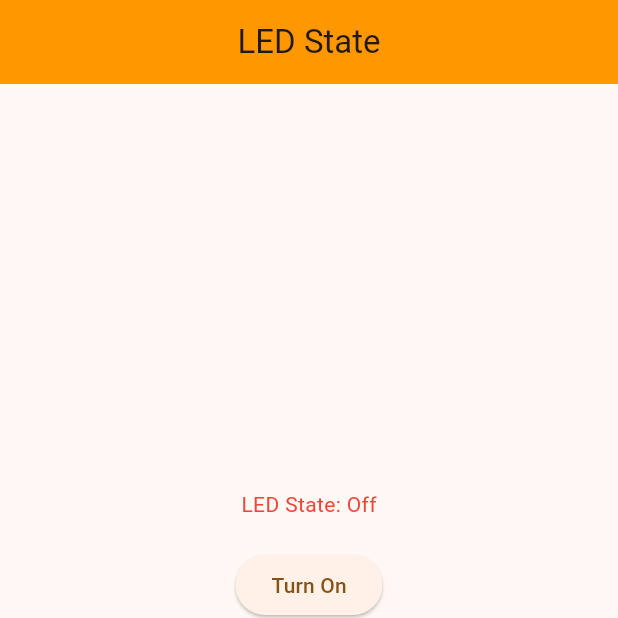
After one commit to lapumb-spindance/unleashing-grpc, a Flutter app: the screen it shows after launch, on a phone screen of 412 x 824 dp, the top half of it. The commit adds this screen. Run offline on Flutter 3.47's test engine with Material 3 defaults, Android fonts, the phone set to English and light mode, and no system bars; our stand-ins replace get_it; missing offline and left inert: grpc, protobuf; statements that could not run were skipped.

Commit message:
led status -> led state, general frontend cleanup

```diff
--- a/example/frontend/lib/main.dart
+++ b/example/frontend/lib/main.dart
@@ -5,7 +5,7 @@ import 'package:flutter/material.dart';
 import 'package:logging/logging.dart';
 
 import 'locator.dart';
-import 'view/led_status_view.dart';
+import 'view/led_state_view.dart';
 
 void _setupLogging() {
   Logger.root.level = Level.ALL;
@@ -46,11 +46,11 @@ void main() {
 
   setup();
 
-  runApp(const MyApp());
+  runApp(const UnleashingGrpcFrontend());
 }
 
-class MyApp extends StatelessWidget {
-  const MyApp({super.key});
+class UnleashingGrpcFrontend extends StatelessWidget {
+  const UnleashingGrpcFrontend({super.key});
 
   @override
   Widget build(final BuildContext context) {
@@ -60,7 +60,7 @@ class MyApp extends StatelessWidget {
         colorScheme: ColorScheme.fromSeed(seedColor: Colors.orange),
         useMaterial3: true,
       ),
-      home: const LedStatusView(),
+      home: const LedStateView(),
     );
   }
 }
--- /dev/null
+++ b/example/frontend/lib/view/led_state_view.dart
@@ -0,0 +1,81 @@
+import 'package:flutter/material.dart';
+import 'package:provider/provider.dart';
+
+import '../view_model/led_state_view_model.dart';
+
+class LedStateView extends StatelessWidget {
+  const LedStateView({super.key});
+
+  @override
+  Widget build(final BuildContext context) {
+    return ChangeNotifierProvider<LedStateViewModel>(
+      create: (final _) => LedStateViewModel(),
+      child: _LedStateView(),
+    );
+  }
+}
+
+class _LedStateView extends StatelessWidget {
+  @override
+  Widget build(final BuildContext context) {
+    final LedStateViewModel viewModel = context.read<LedStateViewModel>();
+
+    return Scaffold(
+      appBar: AppBar(
+        title: const Text('LED State'),
+        centerTitle: true,
+        backgroundColor: Colors.orange,
+      ),
+      body: Column(
+        mainAxisAlignment: MainAxisAlignment.center,
+        children: <Widget>[
+          Expanded(
+            child: Center(
+              child: Selector<LedStateViewModel, bool>(
+                selector: (final _, final LedStateViewModel viewModel) =>
+                    viewModel.ledState,
+                builder: (final _, final bool ledState, final __) {
+                  return Column(
+                    mainAxisAlignment: MainAxisAlignment.center,
+                    children: <Widget>[
+                      Text(
+                        'LED State: ${ledState ? 'On' : 'Off'}',
+                        style: TextStyle(
+                          color: ledState ? Colors.green : Colors.red,
+                        ),
+                      ),
+                      const SizedBox(height: 20),
+                      ElevatedButton(
+                        onPressed: () =>
+                            viewModel.setLedState(!viewModel.ledState),
+                        child:
+                            Text(viewModel.ledState ? 'Turn Off' : 'Turn On'),
+                      ),
+                    ],
+                  );
+                },
+              ),
+            ),
+          ),
+          Align(
+            alignment: Alignment.bottomCenter,
+            child: Column(
+              children: <Widget>[
+                const Text('LED Info:'),
+                Padding(
+                  padding: const EdgeInsets.all(50.0),
+                  child: Selector<LedStateViewModel, String>(
+                    selector: (final _, final LedStateViewModel viewModel) =>
+                        viewModel.ledInfo,
+                    builder: (final _, final String ledInfo, final __) =>
+                        Text(ledInfo),
+                  ),
+                ),
+              ],
+            ),
+          ),
+        ],
+      ),
+    );
+  }
+}
--- a/example/frontend/lib/view_model/led_status_view_model.dart
+++ b/example/frontend/lib/view_model/led_state_view_model.dart
@@ -6,21 +6,21 @@ import 'package:unleashing_grpc/unleashing_grpc.dart';
 
 import '../locator.dart';
 
-class LedStatusViewModel extends ChangeNotifier {
-  final Logger _logger = Logger('LedStatusViewModel');
+class LedStateViewModel extends ChangeNotifier {
+  final Logger _logger = Logger('LedStateViewModel');
 
   final MachineControlGrpcClient _client =
       locator.get<MachineControlGrpcClient>();
 
-  /// The current LED status.
-  bool get ledStatus => _ledStatus;
-  bool _ledStatus = false;
+  /// The current LED state.
+  bool get ledState => _ledState;
+  bool _ledState = false;
 
   /// The current LED info.
   String get ledInfo => _ledInfo;
   String _ledInfo = 'Unknown';
 
-  LedStatusViewModel() {
+  LedStateViewModel() {
     Timer.periodic(const Duration(seconds: 2), (final Timer timer) {
       try {
         _getInitialInfo();
@@ -33,20 +33,20 @@ class LedStatusViewModel extends ChangeNotifier {
     _streamLedState();
   }
 
-  /// Set the LED status via gRPC.
-  void setLedStatus(final bool value) async {
+  /// Set the LED state via gRPC.
+  void setLedState(final bool value) async {
     try {
       // Note: we are not updating the local state here, as we are listening to
       // the stream of LED states (we do not want to accidentally get out of sync).
       await _client.setLedState(value);
     } catch (e) {
-      _logger.severe('Error setting LED status: $e');
+      _logger.severe('Error setting LED state: $e');
     }
   }
 
   void _getInitialInfo() async {
     final LedInfo info = await _client.getLedInfo();
-    _ledStatus = info.ledOn;
+    _ledState = info.ledOn;
     _ledInfo = 'Selected GPIO: ${info.gpioNum}:\n${info.info}';
     notifyListeners();
   }
@@ -56,17 +56,27 @@ class LedStatusViewModel extends ChangeNotifier {
 
     _client.streamLedState().listen(
           (final LedState state) {
-        if (state.ledOn == _ledStatus) {
+            if (state.ledOn == _ledState) {
               return;
             }
 
-        _ledStatus = state.ledOn;
+            _ledState = state.ledOn;
             notifyListeners();
           },
           cancelOnError: true,
-    ).onError((final Object error, final StackTrace stackTrace) async {
-      _logger.severe('Error streaming LED state: $error', error, stackTrace);
-      await Future<void>.delayed(const Duration(seconds: 5), _streamLedState);
-    });
+          onError: ((final Object error) async {
+            _logger.severe(
+              'Error streaming LED state: $error',
+            );
+            await Future<void>.delayed(
+              const Duration(seconds: 5),
+              _streamLedState,
+            );
+          }),
+          onDone: () {
+            _logger.warning('LED state stream done.');
+            _streamLedState();
+          },
+        );
   }
 }
```
Also changed, not shown: example/frontend/lib/view/led_status_view.dart (deleted, +0 -79 lines), 1 other file. Lines whose indentation alone changed are shown as unchanged.
